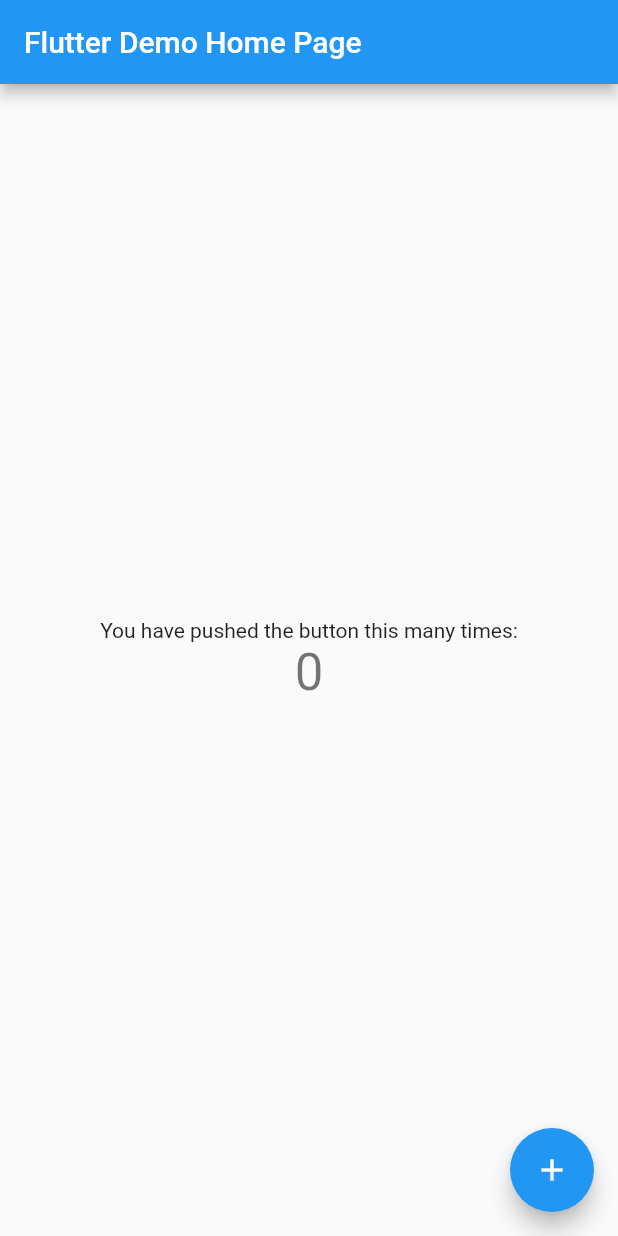
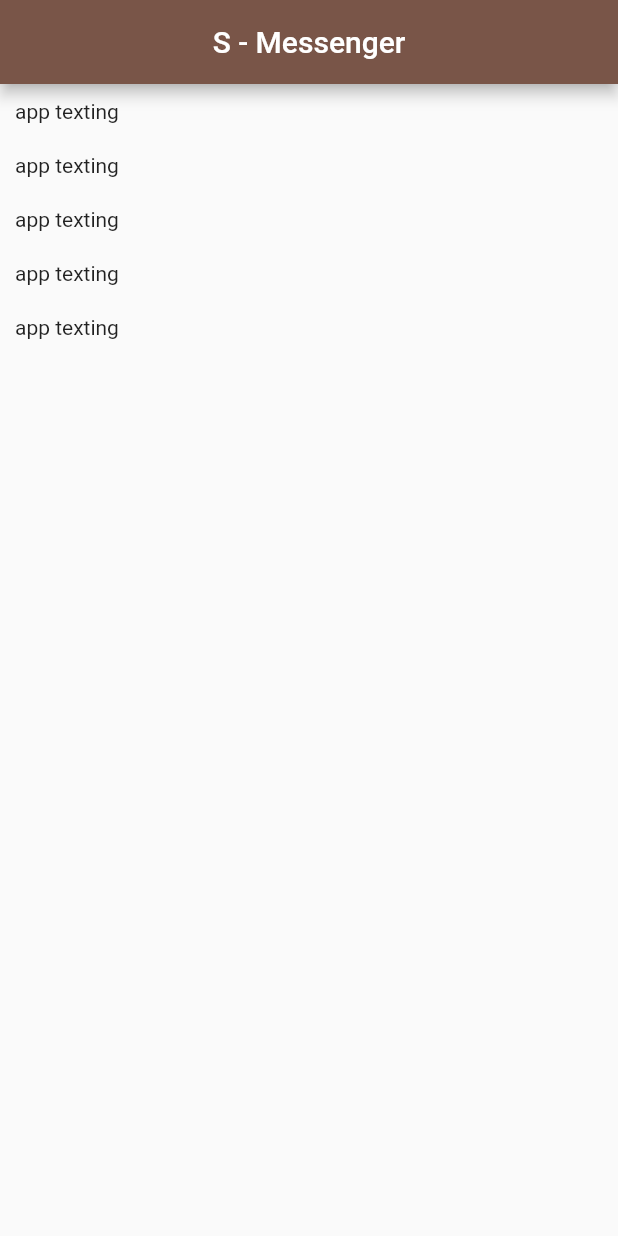
Before and after one commit to shema-ryan/messenger, a Flutter app: the screen it shows after launch, on a phone screen of 412 x 824 dp. Run offline on Flutter 3.47's test engine with Material 2 defaults, Android fonts, the light colour scheme and no system bars.

Commit message:
chat app

```diff
--- a/lib/main.dart
+++ b/lib/main.dart
@@ -1,4 +1,5 @@
 import 'package:flutter/material.dart';
+import './screen/Chat_screen.dart';
 
 void main() {
   runApp(MyApp());
@@ -9,109 +10,13 @@
   @override
   Widget build(BuildContext context) {
     return MaterialApp(
-      title: 'Flutter Demo',
+      debugShowCheckedModeBanner: false,
+      title: 'Chat App',
       theme: ThemeData(
-        // This is the theme of your application.
-        //
-        // Try running your application with "flutter run". You'll see the
-        // application has a blue toolbar. Then, without quitting the app, try
-        // changing the primarySwatch below to Colors.green and then invoke
-        // "hot reload" (press "r" in the console where you ran "flutter run",
-        // or simply save your changes to "hot reload" in a Flutter IDE).
-        // Notice that the counter didn't reset back to zero; the application
-        // is not restarted.
-        primarySwatch: Colors.blue,
-        // This makes the visual density adapt to the platform that you run
-        // the app on. For desktop platforms, the controls will be smaller and
-        // closer together (more dense) than on mobile platforms.
+        primarySwatch: Colors.brown,
         visualDensity: VisualDensity.adaptivePlatformDensity,
       ),
-      home: MyHomePage(title: 'Flutter Demo Home Page'),
+      home: ChatScreen(),
     );
   }
 }
-
-class MyHomePage extends StatefulWidget {
-  MyHomePage({Key key, this.title}) : super(key: key);
-
-  // This widget is the home page of your application. It is stateful, meaning
-  // that it has a State object (defined below) that contains fields that affect
-  // how it looks.
-
-  // This class is the configuration for the state. It holds the values (in this
-  // case the title) provided by the parent (in this case the App widget) and
-  // used by the build method of the State. Fields in a Widget subclass are
-  // always marked "final".
-
-  final String title;
-
-  @override
-  _MyHomePageState createState() => _MyHomePageState();
-}
-
-class _MyHomePageState extends State<MyHomePage> {
-  int _counter = 0;
-
-  void _incrementCounter() {
-    setState(() {
-      // This call to setState tells the Flutter framework that something has
-      // changed in this State, which causes it to rerun the build method below
-      // so that the display can reflect the updated values. If we changed
-      // _counter without calling setState(), then the build method would not be
-      // called again, and so nothing would appear to happen.
-      _counter++;
-    });
-  }
-
-  @override
-  Widget build(BuildContext context) {
-    // This method is rerun every time setState is called, for instance as done
-    // by the _incrementCounter method above.
-    //
-    // The Flutter framework has been optimized to make rerunning build methods
-    // fast, so that you can just rebuild anything that needs updating rather
-    // than having to individually change instances of widgets.
-    return Scaffold(
-      appBar: AppBar(
-        // Here we take the value from the MyHomePage object that was created by
-        // the App.build method, and use it to set our appbar title.
-        title: Text(widget.title),
-      ),
-      body: Center(
-        // Center is a layout widget. It takes a single child and positions it
-        // in the middle of the parent.
-        child: Column(
-          // Column is also a layout widget. It takes a list of children and
-          // arranges them vertically. By default, it sizes itself to fit its
-          // children horizontally, and tries to be as tall as its parent.
-          //
-          // Invoke "debug painting" (press "p" in the console, choose the
-          // "Toggle Debug Paint" action from the Flutter Inspector in Android
-          // Studio, or the "Toggle Debug Paint" command in Visual Studio Code)
-          // to see the wireframe for each widget.
-          //
-          // Column has various properties to control how it sizes itself and
-          // how it positions its children. Here we use mainAxisAlignment to
-          // center the children vertically; the main axis here is the vertical
-          // axis because Columns are vertical (the cross axis would be
-          // horizontal).
-          mainAxisAlignment: MainAxisAlignment.center,
-          children: <Widget>[
-            Text(
-              'You have pushed the button this many times:',
-            ),
-            Text(
-              '$_counter',
-              style: Theme.of(context).textTheme.headline4,
-            ),
-          ],
-        ),
-      ),
-      floatingActionButton: FloatingActionButton(
-        onPressed: _incrementCounter,
-        tooltip: 'Increment',
-        child: Icon(Icons.add),
-      ), // This trailing comma makes auto-formatting nicer for build methods.
-    );
-  }
-}
--- a/lib/screen/Chat_screen.dart
+++ b/lib/screen/Chat_screen.dart
@@ -0,0 +1,19 @@
+import 'package:flutter/material.dart';
+
+class ChatScreen extends StatelessWidget {
+  @override
+  Widget build(BuildContext context) {
+    return Scaffold(
+      appBar: AppBar(
+        centerTitle: true,
+        title: Text('S - Messenger'),
+      ),
+      body: ListView.builder(
+          itemCount: 5,
+          itemBuilder: (BuildContext context, int index) => Container(
+                padding: const EdgeInsets.all(10.0),
+                child: Text('app texting'),
+              )),
+    );
+  }
+}
```
